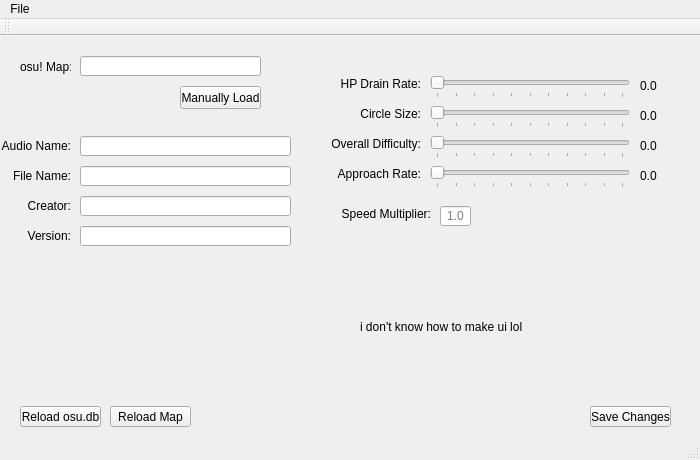
Chris-SG/practosu, file practosu/practosu.ui: the form before one commit.
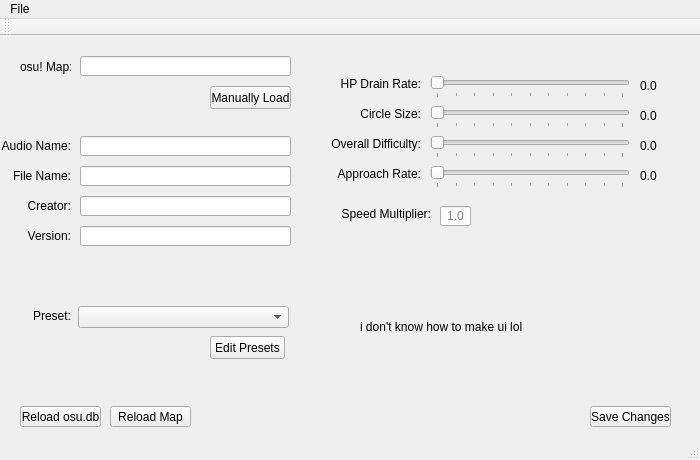
The form after the commit.

Commit message: Prepare for presets, base implementation of presets, small changes to UI

```diff
--- a/practosu/practosu.ui
+++ b/practosu/practosu.ui
@@ -58,7 +58,7 @@
      <rect>
       <x>80</x>
       <y>20</y>
-      <width>181</width>
+      <width>211</width>
       <height>20</height>
      </rect>
     </property>
@@ -91,7 +91,7 @@
    <widget class="QPushButton" name="loadMap">
     <property name="geometry">
      <rect>
-      <x>180</x>
+      <x>210</x>
       <y>50</y>
       <width>81</width>
       <height>23</height>
@@ -484,6 +484,48 @@
      <string>i don't know how to make ui lol</string>
     </property>
    </widget>
+   <widget class="QComboBox" name="presetsList">
+    <property name="geometry">
+     <rect>
+      <x>78</x>
+      <y>270</y>
+      <width>211</width>
+      <height>22</height>
+     </rect>
+    </property>
+   </widget>
+   <widget class="QLabel" name="label_12">
+    <property name="geometry">
+     <rect>
+      <x>0</x>
+      <y>270</y>
+      <width>71</width>
+      <height>20</height>
+     </rect>
+    </property>
+    <property name="layoutDirection">
+     <enum>Qt::LeftToRight</enum>
+    </property>
+    <property name="text">
+     <string>Preset:</string>
+    </property>
+    <property name="alignment">
+     <set>Qt::AlignRight|Qt::AlignTrailing|Qt::AlignVCenter</set>
+    </property>
+   </widget>
+   <widget class="QPushButton" name="editPresets">
+    <property name="geometry">
+     <rect>
+      <x>210</x>
+      <y>300</y>
+      <width>75</width>
+      <height>23</height>
+     </rect>
+    </property>
+    <property name="text">
+     <string>Edit Presets</string>
+    </property>
+   </widget>
   </widget>
   <widget class="QMenuBar" name="menuBar">
    <property name="geometry">
```
The commit also changes 12 other files.
